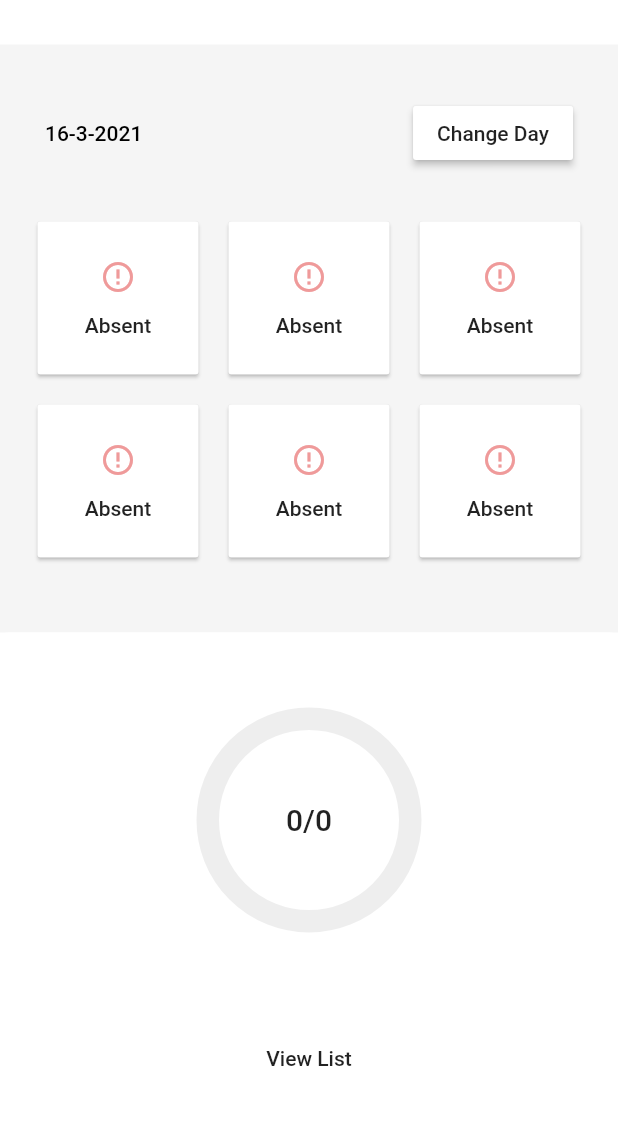
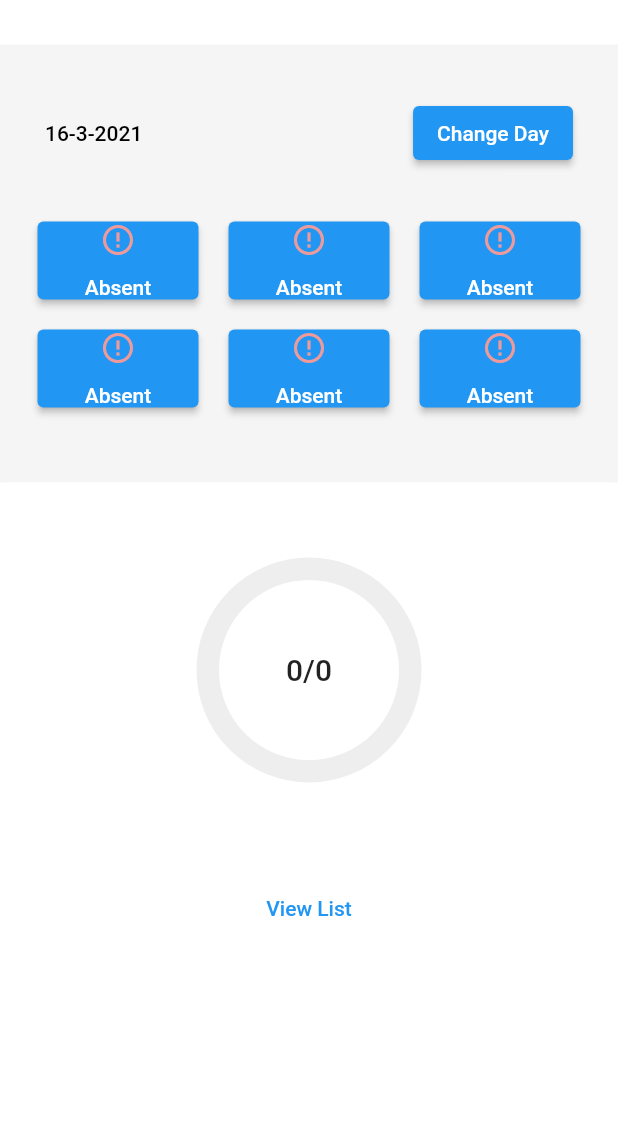
Before and after one commit to ken-kay/BCMS, a Flutter app: the Record screen opened directly, in the side drawer, after a tap on "Change Day", on a phone screen of 412 x 824 dp, the part 80-1205 px from its top. Run offline on Flutter 3.47's test engine with Material 2 defaults, Android fonts, the phone set to English and light mode, and no system bars; drawn by our look-alikes of percent_indicator; our stand-ins replace cloud_firestore, firebase_auth, flutter_form_builder, flutter_spinkit, native_pdf_view, sqflite; missing offline and left inert: a package; accounts and stored records are empty.

Commit message:
removing depreciated functions

```diff
--- a/lib/admin/admin_home.dart
+++ b/lib/admin/admin_home.dart
@@ -31,7 +31,7 @@ class AdminHome extends StatelessWidget {
           elevation:0.0,
           actions: <Widget>[
 
-            FlatButton.icon(
+            TextButton.icon(
               icon:Icon(Icons.person),
               color: Colors.white,
               label: Text('Sign Out'),
--- a/lib/admin/admin_side.dart
+++ b/lib/admin/admin_side.dart
@@ -107,7 +107,7 @@ class AdminSide extends StatelessWidget {
           ),
 
           //logout function
-          FlatButton.icon(
+          TextButton.icon(
             icon:Icon(Icons.person),
             //color: Colors.white,
             label: Text('Sign Out'),
--- a/lib/models/side.dart
+++ b/lib/models/side.dart
@@ -150,14 +150,14 @@ class Side extends StatelessWidget {
           */
 
           //logout function
-          FlatButton.icon(
+          TextButton.icon(
             icon:Icon(Icons.close),
             //color: Colors.white,
             label: Text('Sign Out'),
             onPressed:() async{
               await _auth.signOut();
             },
-          ),
+          )
 
 
         ],
--- a/lib/screens/authentication/register.dart
+++ b/lib/screens/authentication/register.dart
@@ -33,7 +33,7 @@ class _RegisterState extends State<Register> {
         elevation: 0.0,
         title: Text('Register for BCMS App'),
         actions: <Widget>[
-          FlatButton.icon(
+          TextButton.icon(
               icon:Icon(Icons.person),
               color:Colors.white,
               label: Text('Sign In'),
@@ -74,7 +74,7 @@ class _RegisterState extends State<Register> {
                     }
                 ),
                 SizedBox(height:20.0),
-                RaisedButton(
+                ElevatedButton(
                     color:Colors.pink,
                     child:Text(
                       'Register',
--- a/lib/screens/authentication/sign_in.dart
+++ b/lib/screens/authentication/sign_in.dart
@@ -36,7 +36,7 @@ class _SignInState extends State<SignIn> {
         elevation: 0.0,
         title: Text('Sign in'),
         actions: <Widget>[
-          FlatButton.icon(
+          TextButton.icon(
             icon:Icon(Icons.person,
               color: Colors.black,
               ),
@@ -75,7 +75,7 @@ class _SignInState extends State<SignIn> {
               }
             ),
             SizedBox(height:20.0),
-            RaisedButton(
+            ElevatedButton(
               color:Colors.pink,
               child:Text(
                 'Sign in',
--- a/lib/screens/home/home.dart
+++ b/lib/screens/home/home.dart
@@ -59,7 +59,7 @@ class Home extends StatelessWidget {
               onPressed: () => _showSettingsPanel(),
             ),
              */
-            FlatButton.icon(
+            TextButton.icon(
               icon:Icon(Icons.person),
               color: Colors.white,
               label: Text('Sign Out'),
--- a/lib/screens/homework/to_do.dart
+++ b/lib/screens/homework/to_do.dart
@@ -236,13 +236,15 @@ class _HomeworkState extends State<Homework>
         ],
       ),
       actions:<Widget> [
-        FlatButton(
+
+        TextButton(
           child: Text('Cancel'),
           onPressed: () {
             Navigator.pop(context);
           },
         ),
-        FlatButton(
+
+        TextButton(
           child: Text('Save'),
           onPressed: (){
             if(_formChain.currentState.validate()) {
--- a/lib/screens/track/record.dart
+++ b/lib/screens/track/record.dart
@@ -100,7 +100,7 @@ class _RecordState extends State<Record> {
                       ),
                       Padding(
                         padding: EdgeInsets.all(5.0),
-                        child: RaisedButton(
+                        child: ElevatedButton(
                           onPressed: ()=>_selectDate(context),
                           child: Text('Change Day'),
                           color: Colors.white,
@@ -114,7 +114,7 @@ class _RecordState extends State<Record> {
                   Row(
                     children: <Widget>[
                       Expanded(
-                        child: RaisedButton(
+                        child: ElevatedButton(
                           padding: EdgeInsets.symmetric(
                             vertical: 25.0),
                           color: Colors.white,
@@ -142,7 +142,7 @@ class _RecordState extends State<Record> {
                       SizedBox(
                         width: 20.0,),
                       Expanded(
-                        child: RaisedButton(
+                        child: ElevatedButton(
                           padding: EdgeInsets.symmetric(
                             vertical: 25.0),
                           color: Colors.white,
@@ -170,7 +170,7 @@ class _RecordState extends State<Record> {
 
                       SizedBox(width:20.0,),
                       Expanded(
-                        child: RaisedButton(
+                        child: ElevatedButton(
                           padding: EdgeInsets.symmetric(
                             vertical: 25.0),
                           color:Colors.white,
@@ -200,7 +200,7 @@ class _RecordState extends State<Record> {
                   Row(
                     children: <Widget>[
                       Expanded(
-                        child: RaisedButton(
+                        child: ElevatedButton(
                           padding: EdgeInsets.symmetric(
                             vertical: 25.0),
                           color: Colors.white,
@@ -227,7 +227,7 @@ class _RecordState extends State<Record> {
                       ),
                       SizedBox(width: 20.0,),
                       Expanded(
-                        child: RaisedButton(
+                        child: ElevatedButton(
                           padding: EdgeInsets.symmetric(
                             vertical: 25.0),
                           color: Colors.white,
@@ -254,7 +254,7 @@ class _RecordState extends State<Record> {
                       ),
                       SizedBox(width: 20.0,),
                       Expanded(
-                        child:RaisedButton(
+                        child:ElevatedButton(
                           padding: EdgeInsets.symmetric(
                             vertical: 25.0),
                           color: Colors.white,
@@ -319,7 +319,7 @@ class _RecordState extends State<Record> {
               padding: EdgeInsets.symmetric(
                 vertical: 10.0),
               child: Center(
-                child: FlatButton(
+                child: TextButton(
                   child: Text(
                     'View List',),
                   onPressed: (){
```
